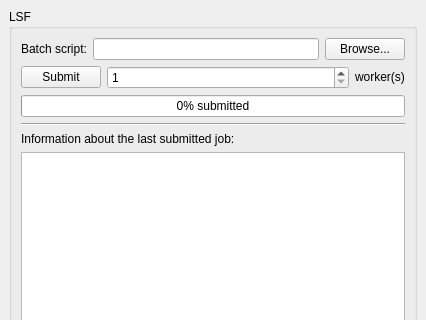
Above: PAConsole/plugins/LSFPlugin/res/wgLSF.ui from AnarManafov/PoD before the change; both pictures show x 0 to 426 and y 0 to 320 of the 426 by 560 pixel window. Below: the same form after it.
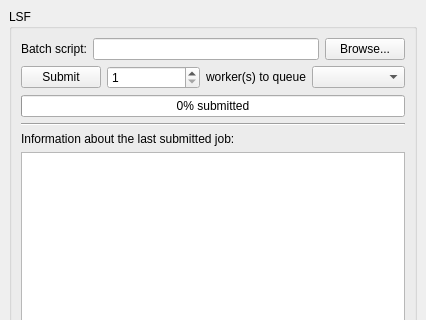
That is the form after the change.

Commit message: PAConsole: added GUI list for LSF queues

What changed in the file:
```diff
--- a/PAConsole/plugins/LSFPlugin/res/wgLSF.ui
+++ b/PAConsole/plugins/LSFPlugin/res/wgLSF.ui
@@ -114,7 +114,7 @@
             </property>
             <property name="minimumSize" >
              <size>
-              <width>202</width>
+              <width>40</width>
               <height>0</height>
              </size>
             </property>
@@ -127,6 +127,9 @@
             <property name="minimum" >
              <number>1</number>
             </property>
+            <property name="value" >
+             <number>1</number>
+            </property>
            </widget>
           </item>
           <item>
@@ -140,13 +143,25 @@
              </sizepolicy>
             </property>
             <property name="text" >
-             <string>worker(s)</string>
+             <string>worker(s) to queue</string>
             </property>
             <property name="alignment" >
              <set>Qt::AlignLeading|Qt::AlignLeft|Qt::AlignVCenter</set>
             </property>
            </widget>
           </item>
+          <item>
+           <widget class="QComboBox" name="lsfQueueList" >
+            <property name="sizePolicy" >
+             <sizepolicy>
+              <hsizetype>7</hsizetype>
+              <vsizetype>0</vsizetype>
+              <horstretch>0</horstretch>
+              <verstretch>0</verstretch>
+             </sizepolicy>
+            </property>
+           </widget>
+          </item>
          </layout>
         </item>
         <item>
```
